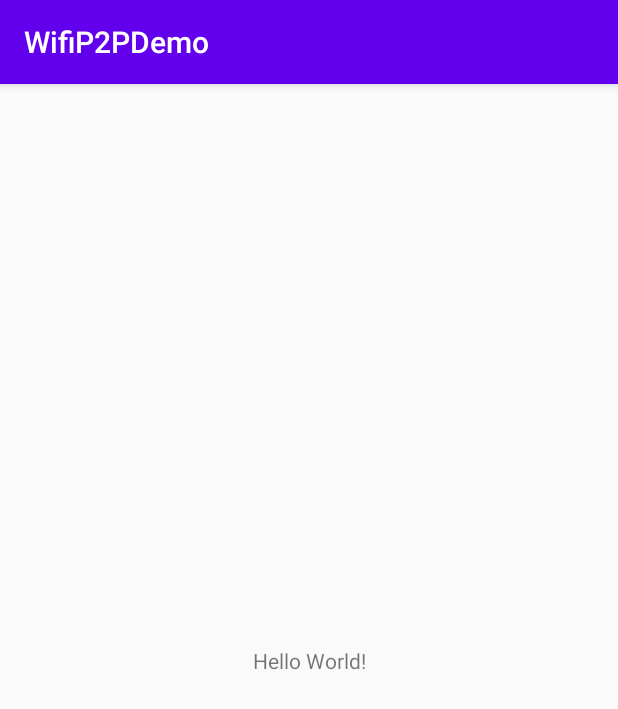
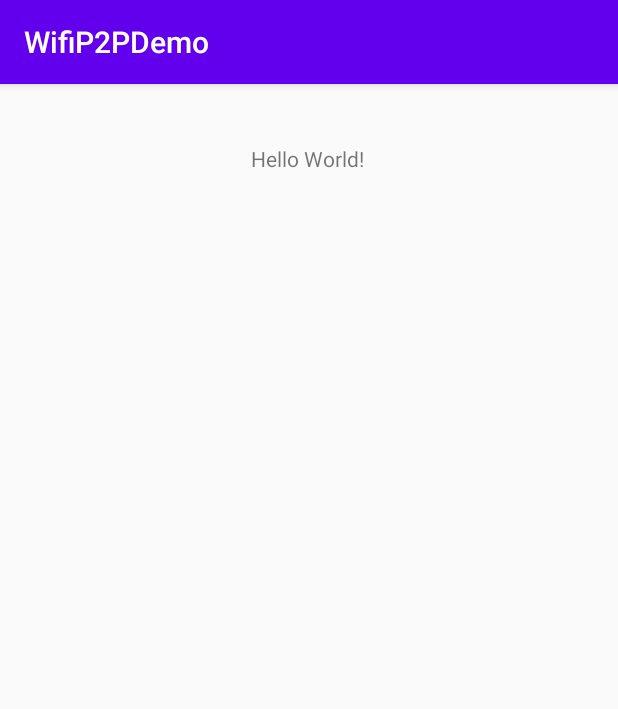
Before and after one commit to yemreak/WiFiP2PDemo, an Android app: the screen it shows after launch (MainActivity before the commit, WifiP2pActivity after it), on a phone screen of 412 x 824 dp. Shown: the top 709 px of the screen. Run offline under Robolectric (Android 15) with nearby library versions, the phone set to English and light mode, and no system bars.

```diff
--- a/app/src/main/AndroidManifest.xml
+++ b/app/src/main/AndroidManifest.xml
@@ -15,7 +15,7 @@
         android:roundIcon="@mipmap/ic_launcher_round"
         android:supportsRtl="true"
         android:theme="@style/AppTheme">
-        <activity android:name=".MainActivity">
+        <activity android:name=".WifiP2pActivity">
             <intent-filter>
                 <action android:name="android.intent.action.MAIN" />
 
--- a/app/src/main/java/com/yemreak/wifip2pdemo/MainActivity.kt
+++ b/app/src/main/java/com/yemreak/wifip2pdemo/WifiP2pActivity.kt
@@ -10,8 +10,9 @@ import android.os.Bundle
 import android.widget.Toast
 import androidx.annotation.RequiresApi
 import androidx.appcompat.app.AppCompatActivity
+import kotlinx.android.synthetic.main.activity_wifip2p.*
 
-class MainActivity : AppCompatActivity() {
+class WifiP2pActivity : AppCompatActivity() {
 
 	val PRC_ACCESS_FINE_LOCATION = 1
 
@@ -37,9 +38,18 @@ class MainActivity : AppCompatActivity() {
 
 	private lateinit var wifiReceiver: WifiP2PBroadcastReceiver
 
+	/**
+	 * WiFi P2P aktiflik durumu
+	 */
+	var p2pEnable: Boolean = false
+		set(value) {
+			field = value
+			tvP2pStatus.text = value.toString()
+		}
+
 	override fun onCreate(savedInstanceState: Bundle?) {
 		super.onCreate(savedInstanceState)
-		setContentView(R.layout.activity_main)
+		setContentView(R.layout.activity_wifip2p)
 
 		initWP2P()
 	}
@@ -99,6 +109,5 @@ class MainActivity : AppCompatActivity() {
 	override fun onPause() {
 		super.onPause()
 		unregisterWifiReceiver()
-
 	}
 }
--- a/app/src/main/res/layout/activity_main.xml
+++ b/app/src/main/res/layout/activity_wifip2p.xml
@@ -4,15 +4,18 @@
     xmlns:tools="http://schemas.android.com/tools"
     android:layout_width="match_parent"
     android:layout_height="match_parent"
-    tools:context=".MainActivity">
+    tools:context=".WifiP2pActivity">
 
     <TextView
+        android:id="@+id/tvP2pStatus"
         android:layout_width="wrap_content"
         android:layout_height="wrap_content"
         android:text="Hello World!"
         app:layout_constraintBottom_toBottomOf="parent"
+        app:layout_constraintHorizontal_bias="0.498"
         app:layout_constraintLeft_toLeftOf="parent"
         app:layout_constraintRight_toRightOf="parent"
-        app:layout_constraintTop_toTopOf="parent" />
+        app:layout_constraintTop_toTopOf="parent"
+        app:layout_constraintVertical_bias="0.053" />
 
 </androidx.constraintlayout.widget.ConstraintLayout>
```
Also changed, not shown: app/src/main/java/com/yemreak/wifip2pdemo/WifiP2PBroadcastReceiver.kt (+14 -4 lines).
